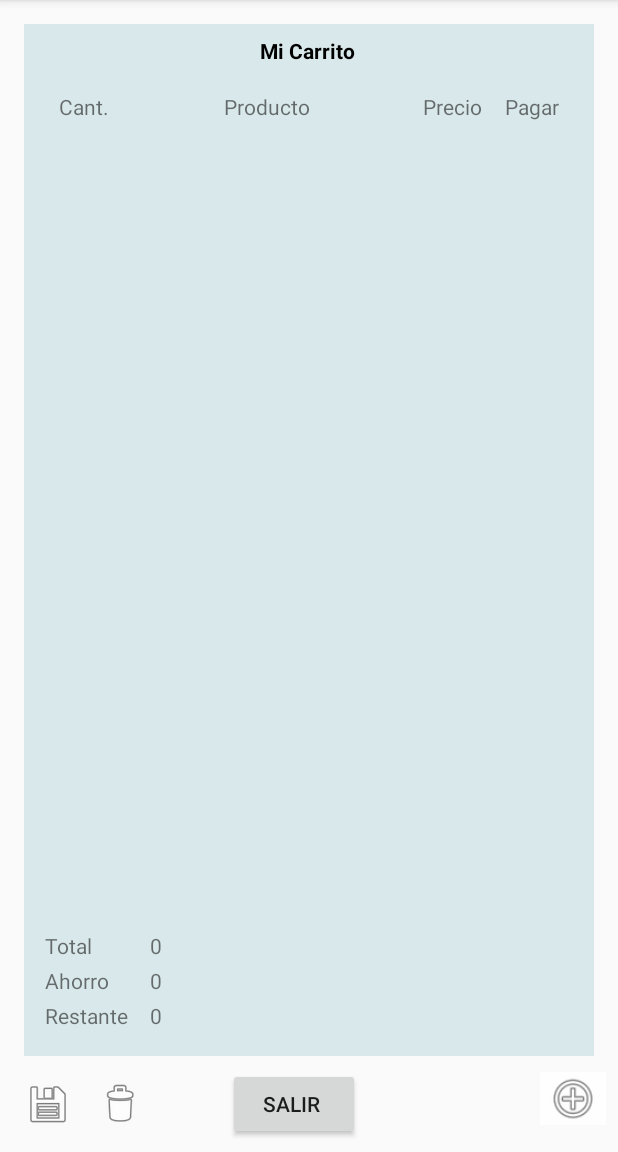
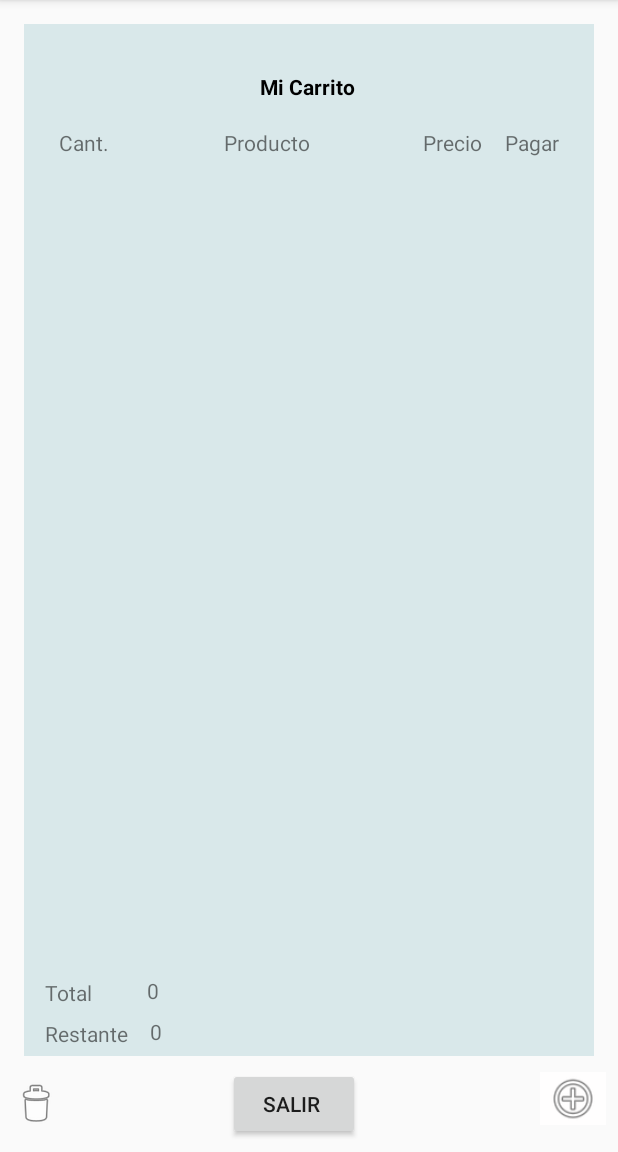
Before and after one commit to NatMuHe98/MySuper, an Android app: the screen it shows after launch (MainActivity), on a phone screen of 412 x 824 dp, the part 84-1236 px from its top. Run offline under Robolectric (Android 15) with nearby library versions, the phone set to English and light mode, and no system bars; our stand-ins replace Firebase (no records; nobody signed in at launch, a user with empty details on screens opened directly); libraries missing offline, so code that uses them is left out: com.facebook, com.facebook.appevents, com.firebase.ui; 2 statements that could not run were skipped.

```diff
--- a/app/src/main/AndroidManifest.xml
+++ b/app/src/main/AndroidManifest.xml
@@ -11,9 +11,12 @@
         android:roundIcon="@drawable/logo"
         android:supportsRtl="true"
         android:theme="@style/AppTheme">
-        <activity android:name=".ModificarProducto"></activity>
-        <activity android:name=".EditarProducto" />
-        <activity android:name=".NuevoProducto" />
+        <activity android:name=".ModificarProducto"
+            android:parentActivityName=".EditarProducto"/>
+        <activity android:name=".EditarProducto"
+            android:parentActivityName=".MainActivity"/>
+        <activity android:name=".NuevoProducto"
+            android:parentActivityName=".MainActivity"/>
         <activity android:name=".MainActivity">
             <intent-filter>
                 <action android:name="android.intent.action.MAIN" />
--- a/app/src/main/java/com/example/mysuper/MainActivity.java
+++ b/app/src/main/java/com/example/mysuper/MainActivity.java
@@ -46,7 +46,7 @@ public class MainActivity extends AppCompatActivity {
     private static final int MY_REQUEST_CODE = 12;
     List<AuthUI.IdpConfig> providers;
     Button btn_sign_out;
-    ImageView btn_agregar_producto;
+    ImageView btn_agregar_producto, btn_eliminar_lista;
     DatabaseReference mDatabase;
 
     private ArrayList<ProductoModel> list;
@@ -138,6 +138,26 @@ public class MainActivity extends AppCompatActivity {
             }
         });
 
+        btn_eliminar_lista = (ImageView) findViewById(R.id.imageView_eliminar);
+        btn_eliminar_lista.setOnClickListener(new View.OnClickListener() {
+            @Override
+            public void onClick(View v) {
+                    reference.removeValue()
+                            .addOnSuccessListener(new OnSuccessListener<Void>() {
+                                @Override
+                                public void onSuccess(Void aVoid) {
+                                    Toast.makeText(MainActivity.this, "Lista Eliminada", Toast.LENGTH_SHORT).show();
+                                }
+                            })
+                            .addOnFailureListener(new OnFailureListener() {
+                                @Override
+                                public void onFailure(@NonNull Exception e) {
+                                    Log.d("database", "no se pudo guardar");
+                                }
+                            });
+            }
+        });
+
     }
 
     private void iniciarSesion() {
--- a/app/src/main/java/com/example/mysuper/NuevoProducto.java
+++ b/app/src/main/java/com/example/mysuper/NuevoProducto.java
@@ -8,6 +8,7 @@ import android.os.Bundle;
 import android.util.Log;
 import android.view.View;
 import android.widget.EditText;
+import android.widget.TextView;
 import android.widget.Toast;
 
 import com.example.mysuper.models.ProductoModel;
@@ -19,6 +20,7 @@ import com.google.firebase.database.FirebaseDatabase;
 
 public class NuevoProducto extends AppCompatActivity {
     EditText editTextCantidad, editTextProducto, editTextPrecio;
+    TextView textViewTotal;
     String idUser = FirebaseAuth.getInstance().getUid();
 
     ProductoModel model;
@@ -34,6 +36,7 @@ public class NuevoProducto extends AppCompatActivity {
         editTextCantidad = (EditText) findViewById(R.id.editTextCantidad);
         editTextProducto = (EditText) findViewById(R.id.editTextProducto);
         editTextPrecio = (EditText) findViewById(R.id.editTextPrecio);
+        textViewTotal = (TextView) findViewById(R.id.textViewTotal);
 
     }
 
@@ -49,7 +52,7 @@ public class NuevoProducto extends AppCompatActivity {
         }else if(precio.isEmpty()){
             editTextPrecio.setError("Precio no debe quedar vacío");
         } else{
-            Long total = Long.parseLong(cantidad) * Long.parseLong(precio);
+            final Long total = Long.parseLong(cantidad) * Long.parseLong(precio);
             String id = reference.push().getKey();
             if(id != null){
                 model = new ProductoModel(id, cantidad, producto, precio, String.valueOf(total));
--- a/app/src/main/res/layout/activity_main.xml
+++ b/app/src/main/res/layout/activity_main.xml
@@ -36,7 +36,7 @@
         android:id="@+id/textView"
         android:layout_width="wrap_content"
         android:layout_height="wrap_content"
-        android:layout_marginTop="8dp"
+        android:layout_marginTop="32dp"
         android:text="Mi Carrito "
         android:textAlignment="center"
         android:textColor="#000000"
@@ -46,43 +46,24 @@
         app:layout_constraintTop_toTopOf="@+id/view" />
 
     <TextView
-        android:id="@+id/textView10"
-        android:layout_width="wrap_content"
-        android:layout_height="wrap_content"
-        android:layout_marginTop="4dp"
-        android:text="Ahorro "
-        app:layout_constraintStart_toStartOf="@+id/guideline"
-        app:layout_constraintTop_toBottomOf="@+id/textView9" />
-
-    <TextView
         android:id="@+id/textView5"
         android:layout_width="wrap_content"
         android:layout_height="wrap_content"
-        android:layout_marginTop="4dp"
+        android:layout_marginTop="8dp"
         android:text="Restante "
         app:layout_constraintStart_toStartOf="@+id/guideline"
-        app:layout_constraintTop_toBottomOf="@+id/textView10" />
-
-    <TextView
-        android:id="@+id/textView_Ahorro"
-        android:layout_width="wrap_content"
-        android:layout_height="wrap_content"
-        android:layout_marginStart="70dp"
-        android:layout_marginTop="4dp"
-        android:text="0"
-        app:layout_constraintStart_toStartOf="@+id/textView10"
-        app:layout_constraintTop_toBottomOf="@+id/textViewTotal" />
+        app:layout_constraintTop_toBottomOf="@+id/textView9" />
 
     <TextView
         android:id="@+id/textViewRestante"
         android:layout_width="wrap_content"
         android:layout_height="wrap_content"
         android:layout_marginStart="70dp"
-        android:layout_marginTop="4dp"
+        android:layout_marginTop="8dp"
         android:text="0"
         android:textAlignment="center"
         app:layout_constraintStart_toStartOf="@+id/textView5"
-        app:layout_constraintTop_toBottomOf="@+id/textView_Ahorro" />
+        app:layout_constraintTop_toBottomOf="@+id/textViewTotal" />
 
     <ImageView
         android:id="@+id/imageView_agregar"
@@ -101,9 +82,9 @@
         android:id="@+id/imageView_eliminar"
         android:layout_width="wrap_content"
         android:layout_height="0dp"
-        android:layout_marginStart="16dp"
+        android:layout_marginStart="8dp"
         android:layout_marginTop="16dp"
-        app:layout_constraintStart_toEndOf="@+id/imageView_guardar"
+        app:layout_constraintStart_toStartOf="parent"
         app:layout_constraintTop_toBottomOf="@+id/view"
         app:srcCompat="@android:drawable/ic_menu_delete" />
 
@@ -114,34 +95,26 @@
         android:orientation="vertical"
         app:layout_constraintGuide_begin="30dp" />
 
-    <ImageView
-        android:id="@+id/imageView_guardar"
-        android:layout_width="wrap_content"
-        android:layout_height="wrap_content"
-        android:layout_marginStart="16dp"
-        android:layout_marginTop="16dp"
-        app:layout_constraintStart_toStartOf="parent"
-        app:layout_constraintTop_toBottomOf="@+id/view"
-        app:srcCompat="@android:drawable/ic_menu_save" />
-
     <TextView
         android:id="@+id/textView9"
         android:layout_width="wrap_content"
         android:layout_height="wrap_content"
-        android:layout_marginBottom="128dp"
+        android:layout_marginTop="8dp"
         android:text="Total "
-        app:layout_constraintBottom_toBottomOf="parent"
-        app:layout_constraintStart_toStartOf="@+id/guideline" />
+        app:layout_constraintStart_toStartOf="@+id/guideline"
+        app:layout_constraintTop_toBottomOf="@+id/lv_producto" />
 
     <TextView
         android:id="@+id/textViewTotal"
         android:layout_width="wrap_content"
         android:layout_height="wrap_content"
-        android:layout_marginStart="70dp"
-        android:layout_marginBottom="128dp"
+        android:layout_marginStart="68dp"
+        android:layout_marginTop="8dp"
+        android:layout_marginBottom="100dp"
         android:text="0"
         app:layout_constraintBottom_toBottomOf="parent"
-        app:layout_constraintStart_toStartOf="@+id/guideline" />
+        app:layout_constraintStart_toStartOf="@+id/guideline"
+        app:layout_constraintTop_toBottomOf="@+id/lv_producto" />
 
     <ListView
         android:id="@+id/lv_producto"
@@ -150,7 +123,7 @@
         android:layout_marginStart="32dp"
         android:layout_marginTop="8dp"
         android:layout_marginEnd="32dp"
-        android:layout_marginBottom="85dp"
+        android:layout_marginBottom="60dp"
         app:layout_constraintBottom_toBottomOf="@+id/view"
         app:layout_constraintEnd_toEndOf="parent"
         app:layout_constraintHorizontal_bias="0.0"
```
